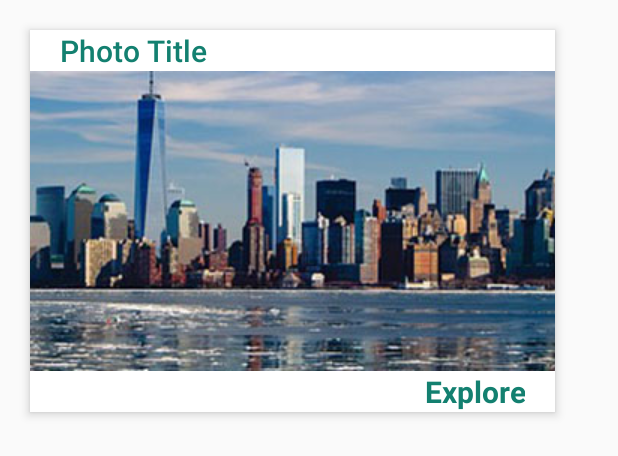
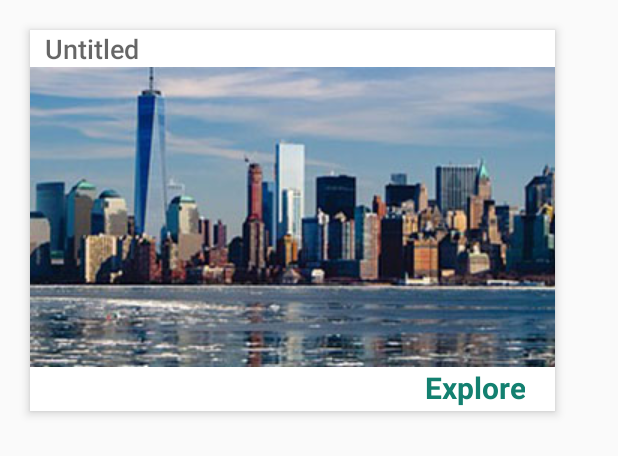
Before and after one commit to M7Arman/Gambit, an Android app: the layout card_view.xml on its own in the app's theme, with its tools: preview values and no code run, on a phone screen of 412 x 824 dp. Shown: the top 456 px of the screen. Run offline under Robolectric (Android 15) with nearby library versions, the phone set to English and light mode, and no system bars.

Commit message:
- Made cards clickable  - Added support for long title  - Did some improvements

```diff
--- a/app/src/main/java/com/arman/gambit/objects/CustomCard.java
+++ b/app/src/main/java/com/arman/gambit/objects/CustomCard.java
@@ -47,7 +47,7 @@ public class CustomCard {
     public static List<CustomCard> generateCards() {
         List<CustomCard> cards = new ArrayList<>();
         cards.add(new CustomCard("A title for card", R.drawable.canada, android.R.drawable.ic_lock_idle_lock));
-        cards.add(new CustomCard("Another title for card", R.drawable.germany, android.R.drawable.stat_sys_speakerphone));
+        cards.add(new CustomCard("This item has too very-very long and ugly title", R.drawable.germany, android.R.drawable.stat_sys_speakerphone));
         cards.add(new CustomCard("Another long title for the third card", R.drawable.sweden, android.R.drawable.btn_dialog));
         return cards;
     }
--- a/app/src/main/res/layout/card_view.xml
+++ b/app/src/main/res/layout/card_view.xml
@@ -15,19 +15,21 @@
     <LinearLayout
         android:layout_width="match_parent"
         android:layout_height="wrap_content"
-        android:orientation="vertical">
+        android:orientation="vertical"
+        android:clickable="true"
+        android:background="?android:selectableItemBackground">
 
         <TextView
-            android:layout_width="fill_parent"
+            android:layout_width="match_parent"
             android:layout_height="wrap_content"
-            android:textAppearance="?android:attr/textAppearanceMedium"
             android:textColor="@color/colorPrimary"
-            android:text="Photo Title"
             android:id="@+id/item_title"
-            android:layout_marginLeft="20dp"
+            android:layout_marginLeft="10dp"
             android:gravity="left|start"
             style="@style/Base.TextAppearance.AppCompat.Title"
-            android:textSize="20dp" />
+            android:textSize="@dimen/title_text_size"
+            android:hint="@string/card_with_no_title"
+            android:singleLine="true" />
 
         <ImageView
             android:id="@+id/item_image"
@@ -38,17 +40,17 @@
             android:scaleType="centerCrop"/>
 
         <TextView
-            android:layout_width="fill_parent"
+            android:layout_width="match_parent"
             android:layout_height="wrap_content"
             android:textAppearance="?android:attr/textAppearanceMedium"
             android:textColor="@color/colorPrimary"
-            android:text="Explore"
+            android:text="@string/card_label"
             android:id="@+id/item_bottom_text"
             android:layout_marginRight="20dp"
+            android:layout_marginBottom="2dp"
             android:gravity="end|right"
-            style="@style/Base.TextAppearance.AppCompat.Widget.ActionBar.Subtitle"
-            android:textSize="20sp"
-            android:textStyle="bold" />
+            android:textSize="@dimen/label_text_size"
+            android:textStyle="bold"/>
 
     </LinearLayout>
 
--- a/app/src/main/res/layout/popular_section.xml
+++ b/app/src/main/res/layout/popular_section.xml
@@ -23,14 +23,7 @@
             android:id="@+id/popular_events"
             android:layout_width="match_parent"
             android:layout_height="wrap_content"
-            android:minHeight="100dp"/>
-
-        <!--<include layout="@layout/card_view"-->
-            <!--android:layout_width="wrap_content"-->
-            <!--android:layout_height="wrap_content"-->
-            <!--android:layout_marginLeft="20dp"-->
-            <!--android:layout_marginRight="20dp"></include>-->
-
+            android:minHeight="300dp"/>
 
         <!--<android.support.v7.widget.RecyclerView-->
             <!--android:id="@+id/popular_places"-->
--- a/app/src/main/res/values/dimens.xml
+++ b/app/src/main/res/values/dimens.xml
@@ -2,4 +2,6 @@
     <!-- Default screen margins, per the Android Design guidelines. -->
     <dimen name="activity_horizontal_margin">16dp</dimen>
     <dimen name="activity_vertical_margin">16dp</dimen>
+    <dimen name="title_text_size">18sp</dimen>
+    <dimen name="label_text_size">20sp</dimen>
 </resources>
--- a/app/src/main/res/values/strings.xml
+++ b/app/src/main/res/values/strings.xml
@@ -5,4 +5,6 @@
     <string name="city_info_button_text">City Info</string>
     <string name="places_button_text">Places</string>
     <string name="events_button_text">Events</string>
+    <string name="card_label">Explore</string>
+    <string name="card_with_no_title">Untitled</string>
 </resources>
```
